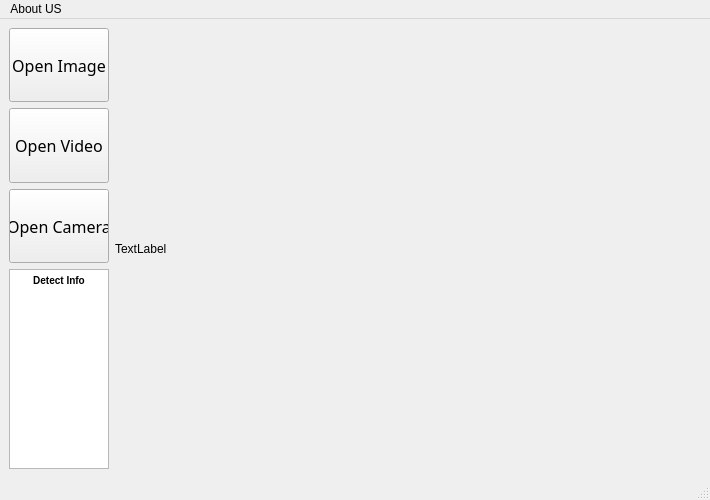
thaitranvenn/Object_Detection_PyQT5, file GUI.ui: the form before one commit.
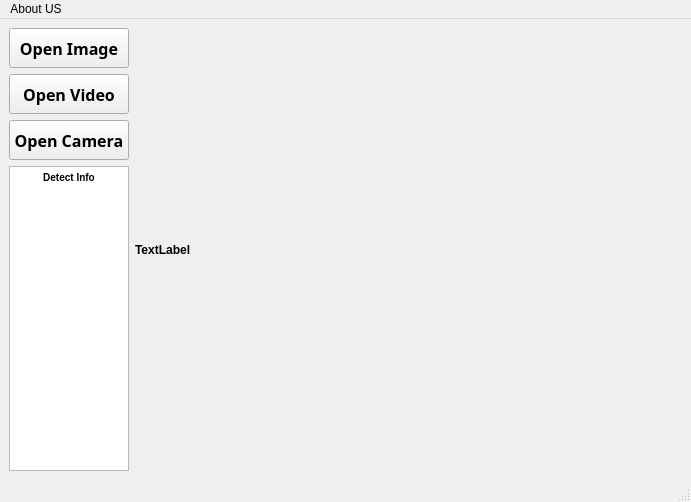
The form after the commit.

What changed in the file:
```diff
--- a/GUI.ui
+++ b/GUI.ui
@@ -6,8 +6,8 @@
    <rect>
     <x>0</x>
     <y>0</y>
-    <width>710</width>
-    <height>500</height>
+    <width>691</width>
+    <height>502</height>
    </rect>
   </property>
   <property name="windowTitle">
@@ -17,6 +17,19 @@
    <layout class="QGridLayout" name="gridLayout_2">
     <item row="0" column="0">
      <layout class="QGridLayout" name="gridLayout">
+      <item row="0" column="1">
+       <widget class="QLabel" name="label">
+        <property name="font">
+         <font>
+          <weight>75</weight>
+          <bold>true</bold>
+         </font>
+        </property>
+        <property name="text">
+         <string>TextLabel</string>
+        </property>
+       </widget>
+      </item>
       <item row="0" column="0">
        <layout class="QVBoxLayout" name="verticalLayout">
         <item>
@@ -29,20 +42,22 @@
           </property>
           <property name="minimumSize">
            <size>
-            <width>100</width>
-            <height>60</height>
+            <width>120</width>
+            <height>40</height>
            </size>
           </property>
           <property name="maximumSize">
            <size>
             <width>100</width>
-            <height>1000</height>
+            <height>40</height>
            </size>
           </property>
           <property name="font">
            <font>
             <family>Agency FB</family>
             <pointsize>12</pointsize>
+            <weight>75</weight>
+            <bold>true</bold>
            </font>
           </property>
           <property name="text">
@@ -60,20 +75,22 @@
           </property>
           <property name="minimumSize">
            <size>
-            <width>100</width>
-            <height>60</height>
+            <width>120</width>
+            <height>40</height>
            </size>
           </property>
           <property name="maximumSize">
            <size>
             <width>100</width>
-            <height>1000</height>
+            <height>40</height>
            </size>
           </property>
           <property name="font">
            <font>
             <family>Agency FB</family>
             <pointsize>12</pointsize>
+            <weight>75</weight>
+            <bold>true</bold>
            </font>
           </property>
           <property name="text">
@@ -91,20 +108,22 @@
           </property>
           <property name="minimumSize">
            <size>
-            <width>100</width>
-            <height>60</height>
+            <width>120</width>
+            <height>40</height>
            </size>
           </property>
           <property name="maximumSize">
            <size>
             <width>100</width>
-            <height>1000</height>
+            <height>40</height>
            </size>
           </property>
           <property name="font">
            <font>
             <family>Agency FB</family>
             <pointsize>12</pointsize>
+            <weight>75</weight>
+            <bold>true</bold>
            </font>
           </property>
           <property name="text">
@@ -116,8 +135,8 @@
          <widget class="QTextBrowser" name="textBrowser">
           <property name="minimumSize">
            <size>
-            <width>100</width>
-            <height>200</height>
+            <width>120</width>
+            <height>240</height>
            </size>
           </property>
           <property name="maximumSize">
@@ -126,24 +145,29 @@
             <height>1000</height>
            </size>
           </property>
+          <property name="font">
+           <font>
+            <family>MS Shell Dlg 2</family>
+            <pointsize>9</pointsize>
+            <weight>9</weight>
+            <italic>false</italic>
+            <bold>false</bold>
+           </font>
+          </property>
+          <property name="styleSheet">
+           <string notr="true">font: 75 9pt &quot;MS Shell Dlg 2&quot;;</string>
+          </property>
           <property name="html">
            <string>&lt;!DOCTYPE HTML PUBLIC &quot;-//W3C//DTD HTML 4.0//EN&quot; &quot;http://www.w3.org/TR/REC-html40/strict.dtd&quot;&gt;
 &lt;html&gt;&lt;head&gt;&lt;meta name=&quot;qrichtext&quot; content=&quot;1&quot; /&gt;&lt;style type=&quot;text/css&quot;&gt;
 p, li { white-space: pre-wrap; }
-&lt;/style&gt;&lt;/head&gt;&lt;body style=&quot; font-family:'MS Shell Dlg 2'; font-size:7.8pt; font-weight:400; font-style:normal;&quot;&gt;
-&lt;p align=&quot;center&quot; style=&quot; margin-top:0px; margin-bottom:0px; margin-left:0px; margin-right:0px; -qt-block-indent:0; text-indent:0px;&quot;&gt;&lt;span style=&quot; font-weight:600;&quot;&gt;Detect Info&lt;/span&gt;&lt;/p&gt;&lt;/body&gt;&lt;/html&gt;</string>
+&lt;/style&gt;&lt;/head&gt;&lt;body style=&quot; font-family:'MS Shell Dlg 2'; font-size:9pt; font-weight:72; font-style:normal;&quot;&gt;
+&lt;p align=&quot;center&quot; style=&quot; margin-top:0px; margin-bottom:0px; margin-left:0px; margin-right:0px; -qt-block-indent:0; text-indent:0px;&quot;&gt;&lt;span style=&quot; font-size:7.8pt; font-weight:600;&quot;&gt;Detect Info&lt;/span&gt;&lt;/p&gt;&lt;/body&gt;&lt;/html&gt;</string>
           </property>
          </widget>
         </item>
        </layout>
       </item>
-      <item row="0" column="1">
-       <widget class="QLabel" name="label">
-        <property name="text">
-         <string>TextLabel</string>
-        </property>
-       </widget>
-      </item>
      </layout>
     </item>
    </layout>
@@ -153,7 +177,7 @@
     <rect>
      <x>0</x>
      <y>0</y>
-     <width>710</width>
+     <width>691</width>
      <height>26</height>
     </rect>
    </property>
```
